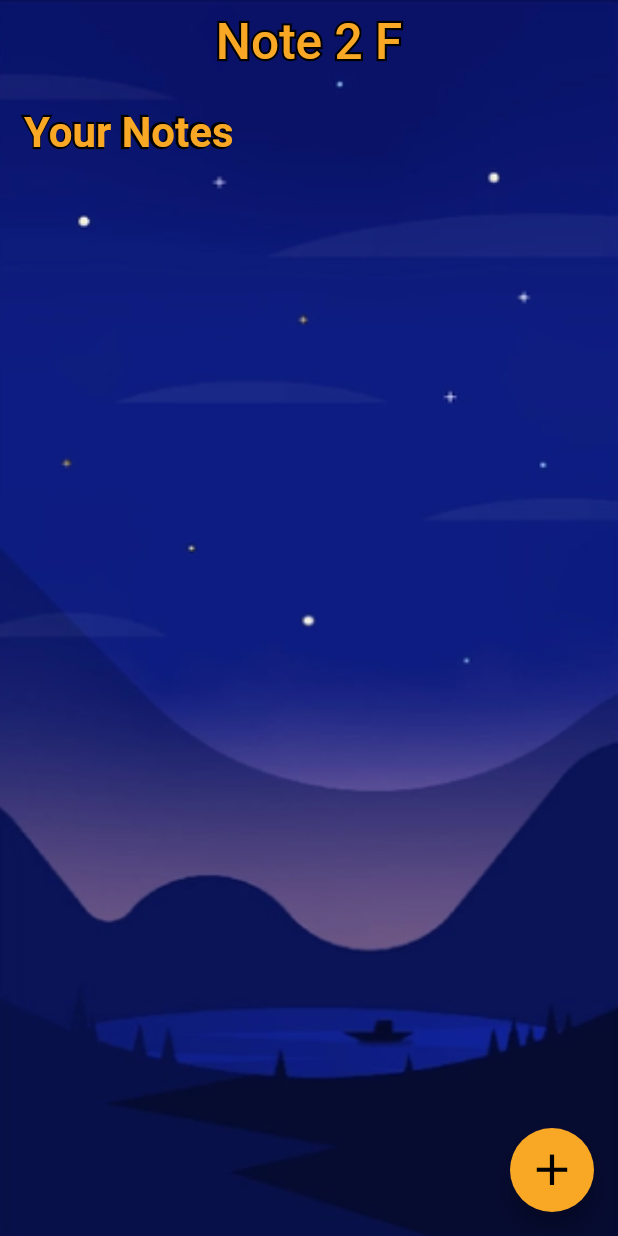
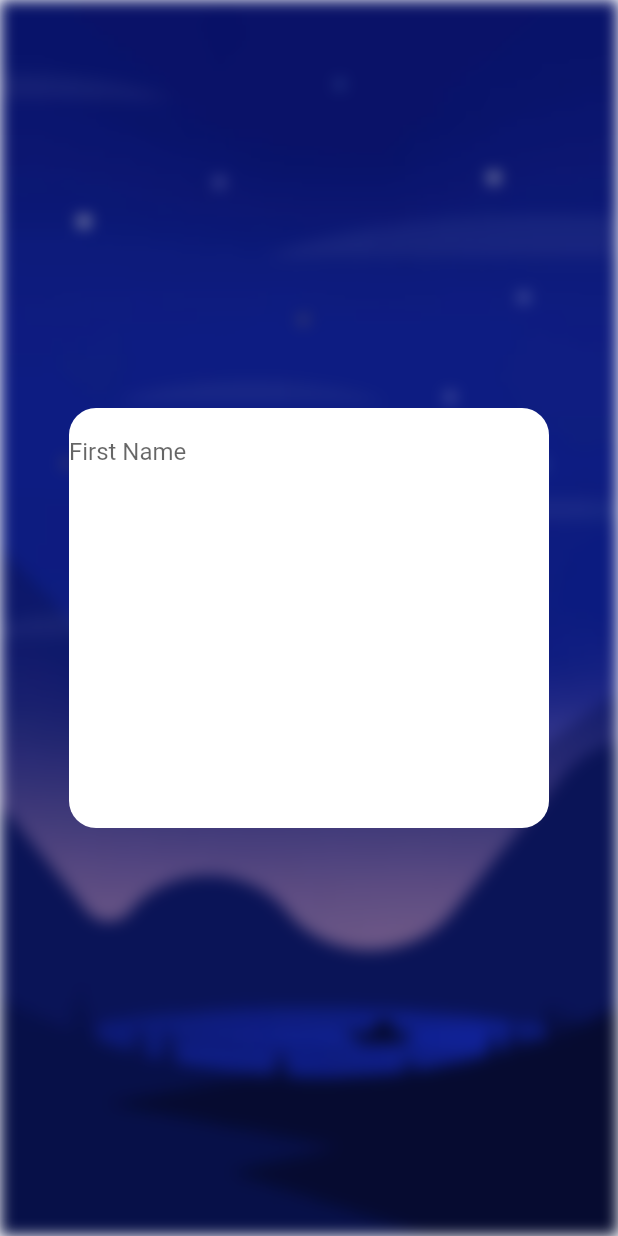
Before and after one commit to amilog/Note-App, a Flutter app: the screen it shows after launch, on a phone screen of 412 x 824 dp. Run offline on Flutter 3.47's test engine with Material 2 defaults, Android fonts, the light colour scheme and no system bars; our stand-ins replace animated_text_kit, cloud_firestore, firebase_core, google_fonts, jiffy, lottie; accounts and stored records are empty; network calls fail; Roboto replaces fonts that are missing (RubikVinly); project files that could hold a hidden picture were left out.

Commit message:
login screen

```diff
--- a/lib/main.dart
+++ b/lib/main.dart
@@ -2,6 +2,7 @@ import 'package:firebase_core/firebase_core.dart';
 import 'package:flutter/material.dart';
 import 'package:google_fonts/google_fonts.dart';
 import 'package:lottie/lottie.dart';
+import 'package:note2f/screens/login_screen.dart';
 import 'screens/homepage.dart';
 import 'package:animated_text_kit/animated_text_kit.dart';
 
@@ -38,12 +39,11 @@ class MyHomePage extends StatefulWidget {
 }
 
 class _MyHomePageState extends State<MyHomePage> {
-
   @override
   void initState() {
     super.initState();
     Future.delayed(const Duration(milliseconds: 3200)).then((value) {
-      Navigator.of(context).pushReplacement(MaterialPageRoute(builder: (ctx) => const HomePage()));
+      Navigator.of(context).pushReplacement(MaterialPageRoute(builder: (ctx) => const LoginScreen()));
     });
   }
 
@@ -54,7 +54,7 @@ class _MyHomePageState extends State<MyHomePage> {
 }
 
 /************************/
-//    Splash Screen    //
+//!   Splash Screen    !//
 /************************/
 
 class _SplashScreen extends StatelessWidget {
--- /dev/null
+++ b/lib/screens/login_screen.dart
@@ -0,0 +1,61 @@
+import 'dart:ui';
+
+import 'package:flutter/material.dart';
+
+class LoginScreen extends StatefulWidget {
+  const LoginScreen({super.key});
+
+  @override
+  State<LoginScreen> createState() => _LoginScreenState();
+}
+
+class _LoginScreenState extends State<LoginScreen> {
+  @override
+  Widget build(BuildContext context) {
+    return Stack(children: [
+      ImageFiltered(
+        imageFilter: ImageFilter.blur(sigmaY: 5, sigmaX: 5),
+        child: Image.asset(
+          "assets/backgraund.png",
+          height: MediaQuery.of(context).size.height,
+          width: MediaQuery.of(context).size.width,
+          fit: BoxFit.fill,
+        ),
+      ),
+      Scaffold(
+        backgroundColor: Colors.transparent,
+        body: Center(
+          child: Column(
+            mainAxisAlignment: MainAxisAlignment.center,
+            children: [
+              Container(
+                decoration: const BoxDecoration(
+                  color: Colors.white,
+                  borderRadius: BorderRadius.all(
+                    Radius.circular(18.0),
+                  ),
+                ),
+                height: 280,
+                width: 320,
+                child: Center(
+                  child: Column(
+                    children: const [
+                      TextField(
+
+            decoration: InputDecoration(
+              border: InputBorder.none,
+              labelText: "First Name",
+            ),
+            //controller: controller,
+          ),
+                    ],
+                  ),
+                ),
+              ),
+            ],
+          ),
+        ),
+      ),
+    ]);
+  }
+}
```
Also changed, not shown: 2 other files.
